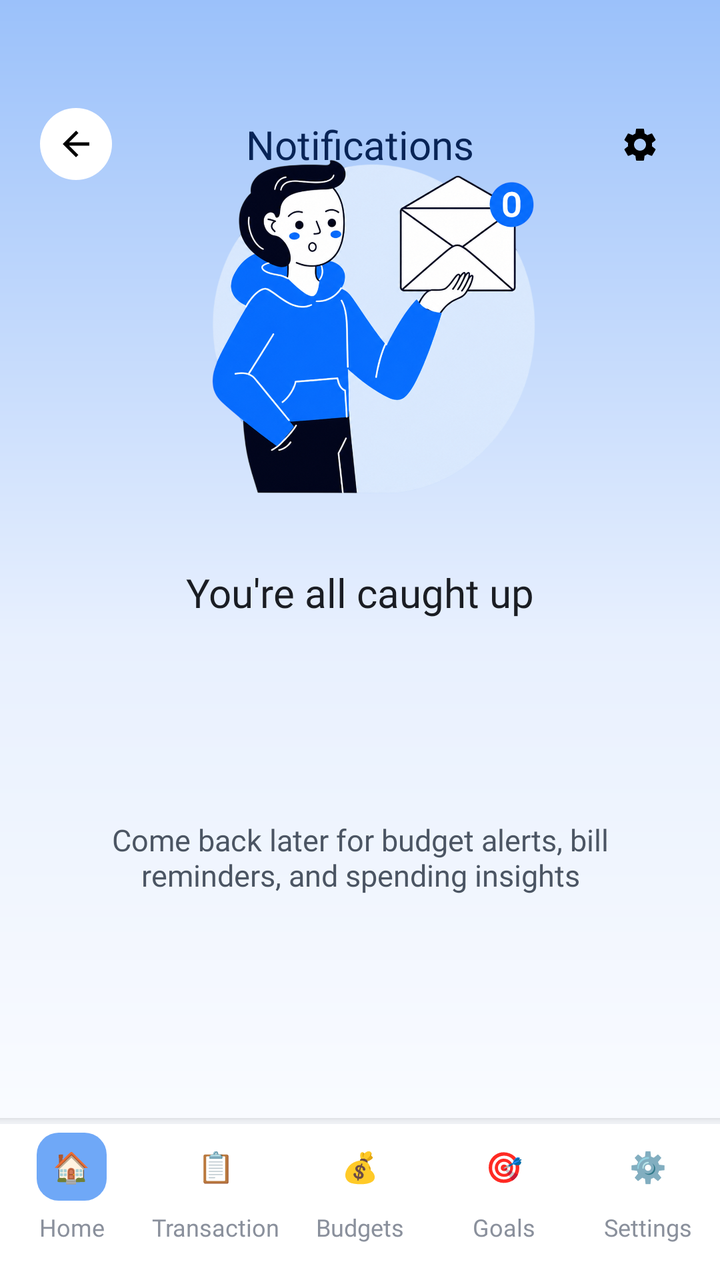
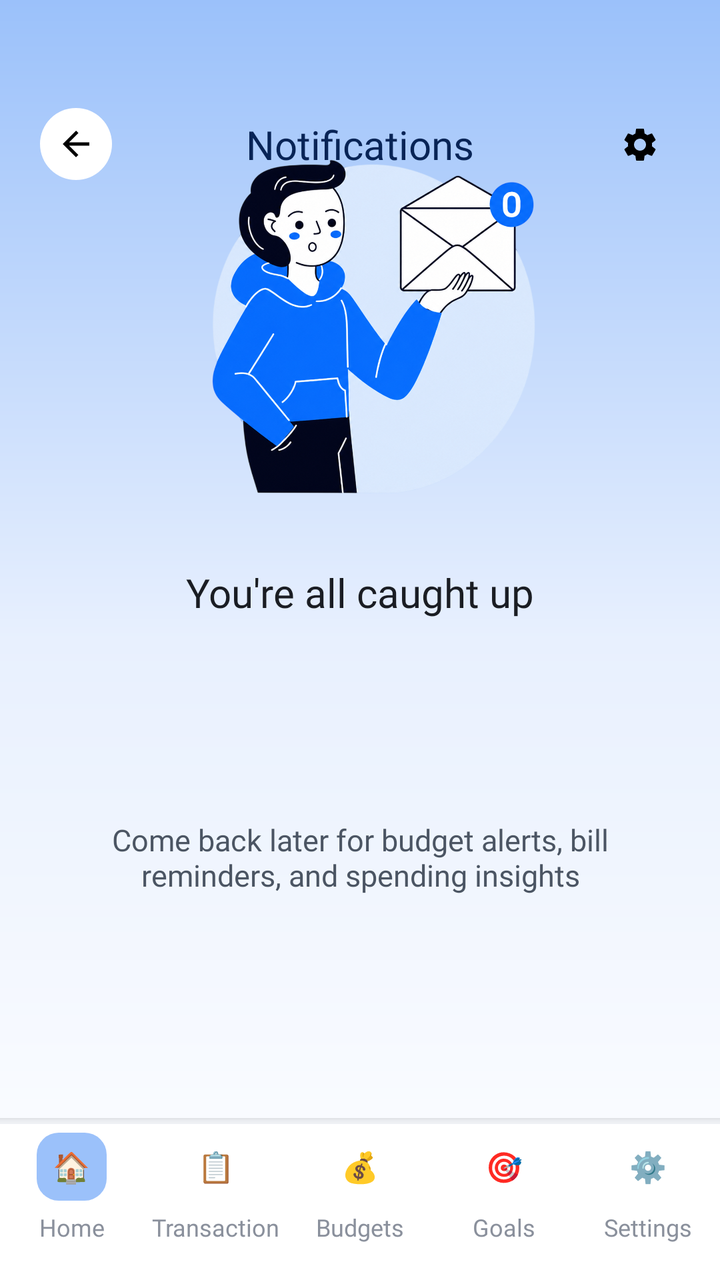

Before-and-after screenshots of an Android layout around one commit, followed by the original layout XML and the change that was made.
<!-- AndroidManifest.xml: application theme Theme.ExpenceAndBudgetTracker -->
<!-- res/layout/activity_notifications_empty.xml -->
<?xml version="1.0" encoding="utf-8"?>
<androidx.constraintlayout.widget.ConstraintLayout xmlns:android="http://schemas.android.com/apk/res/android"
    xmlns:app="http://schemas.android.com/apk/res-auto"
    android:layout_width="match_parent"
    android:layout_height="match_parent"
    android:background="@drawable/gradient_header_bg">

    
    <ImageView
        android:id="@+id/btnBack"
        android:layout_width="36dp"
        android:layout_height="36dp"
        android:padding="8dp"
        android:layout_marginStart="20dp"
        android:layout_marginTop="54dp"
        android:background="@drawable/circle_bg_white"
        android:src="@drawable/baseline_arrow_back_24"
        android:contentDescription="Back"
        app:layout_constraintStart_toStartOf="parent"
        app:layout_constraintTop_toTopOf="parent" />

    <TextView
        android:id="@+id/tvTitle"
        android:layout_width="wrap_content"
        android:layout_height="wrap_content"
        android:text="Notifications"
        android:fontFamily="@font/dosis_extrabold"
        android:textSize="20sp"
        android:textColor="@color/primary_900"
        app:layout_constraintTop_toTopOf="@id/btnBack"
        app:layout_constraintBottom_toBottomOf="@id/btnBack"
        app:layout_constraintStart_toStartOf="parent"
        app:layout_constraintEnd_toEndOf="parent" />

    <ImageView
        android:id="@+id/btnSettings"
        android:layout_width="40dp"
        android:layout_height="40dp"
        android:layout_marginEnd="20dp"
        android:padding="10dp"
        android:src="@drawable/ic_settings"
        app:layout_constraintBottom_toBottomOf="@id/tvTitle"
        app:layout_constraintEnd_toEndOf="parent"
        app:layout_constraintTop_toTopOf="@id/tvTitle" />

    
    <ImageView
        android:id="@+id/noti"
        android:layout_width="250dp"
        android:layout_height="240dp"
        android:src="@drawable/noti"
        app:layout_constraintTop_toTopOf="parent"
        app:layout_constraintBottom_toTopOf="@id/tvEmptyTitle"
        app:layout_constraintStart_toStartOf="parent"
        app:layout_constraintEnd_toEndOf="parent"
        app:layout_constraintVertical_bias="0.18"
        android:layout_marginTop="138dp"/>

    <TextView
        android:id="@+id/tvEmptyTitle"
        android:layout_width="wrap_content"
        android:layout_height="wrap_content"
        android:text="You're all caught up"
        android:textColor="@color/text_primary_light"
        android:textSize="20sp"
        android:layout_marginBottom="100dp"
        android:fontFamily="@font/dosis_bold"
        app:layout_constraintTop_toBottomOf="@id/noti"
        app:layout_constraintBottom_toTopOf="@id/tvEmptySubtitle"
        app:layout_constraintStart_toStartOf="parent"
        app:layout_constraintEnd_toEndOf="parent"
         />

    <TextView
        android:id="@+id/tvEmptySubtitle"
        android:layout_width="0dp"
        android:layout_height="wrap_content"
        android:layout_marginBottom="288dp"
        android:layout_marginHorizontal="20dp"
        android:gravity="center"
        android:text="Come back later for budget alerts, bill reminders, and spending insights"
        android:textColor="@color/text_secondary_light"
        android:textSize="15sp"
        android:fontFamily="@font/molengo_regular"
        app:layout_constraintTop_toBottomOf="@id/tvEmptyTitle"
        app:layout_constraintBottom_toBottomOf="parent"
        app:layout_constraintStart_toStartOf="parent"
        app:layout_constraintEnd_toEndOf="parent"
        app:layout_constraintVertical_bias="0" />

    <View
        android:id="@+id/navShadow"
        android:layout_width="0dp"
        android:layout_height="3dp"
        android:background="@drawable/shadow_top"
        app:layout_constraintBottom_toTopOf="@id/bottomNav"
        app:layout_constraintStart_toStartOf="parent"
        app:layout_constraintEnd_toEndOf="parent" />
    
    <LinearLayout
        android:id="@+id/bottomNav"
        android:layout_width="match_parent"
        android:layout_height="78dp"
        android:orientation="horizontal"
        android:background="@color/neutral_0"
        android:gravity="center_vertical"
        android:paddingBottom="14dp"
        android:elevation="4dp"
        app:layout_constraintBottom_toBottomOf="parent"
        app:layout_constraintStart_toStartOf="parent"
        app:layout_constraintEnd_toEndOf="parent">

        <LinearLayout
            android:layout_width="0dp"
            android:layout_height="wrap_content"
            android:layout_weight="1"
            android:orientation="vertical"
            android:gravity="center">

            <TextView
                android:layout_width="35dp"
                android:layout_height="34dp"
                android:background="@drawable/bg_nav_active"
                android:gravity="center"
                android:text="🏠"
                android:textSize="15sp" />

            <TextView
                android:layout_width="wrap_content"
                android:layout_height="wrap_content"
                android:text="Home"
                android:fontFamily="@font/dosis_bold"
                android:textColor="@color/neutral_500"
                android:textSize="12sp"
                android:layout_marginTop="5dp" />
        </LinearLayout>

        <LinearLayout
            android:layout_width="0dp"
            android:layout_height="wrap_content"
            android:layout_weight="1"
            android:orientation="vertical"
            android:gravity="center">

            <TextView
                android:layout_width="34dp"
                android:layout_height="34dp"
                android:gravity="center"
                android:text="📋"
                android:textSize="15sp" />

            <TextView
                android:layout_width="wrap_content"
                android:layout_height="wrap_content"
                android:text="Transaction"
                android:fontFamily="@font/dosis_bold"
                android:textColor="@color/neutral_500"
                android:textSize="12sp"
                android:layout_marginTop="5dp" />
        </LinearLayout>

        <LinearLayout
            android:layout_width="0dp"
            android:layout_height="wrap_content"
            android:layout_weight="1"
            android:orientation="vertical"
            android:gravity="center">

            <TextView
                android:layout_width="34dp"
                android:layout_height="34dp"
                android:gravity="center"
                android:text="💰"
                android:textSize="15sp" />

            <TextView
                android:layout_width="wrap_content"
                android:layout_height="wrap_content"
                android:text="Budgets"
                android:fontFamily="@font/dosis_bold"
                android:textColor="@color/neutral_500"
                android:textSize="12sp"
                android:layout_marginTop="5dp" />
        </LinearLayout>

        <LinearLayout
            android:layout_width="0dp"
            android:layout_height="wrap_content"
            android:layout_weight="1"
            android:orientation="vertical"
            android:gravity="center">

            <TextView
                android:layout_width="34dp"
                android:layout_height="34dp"
                android:gravity="center"
                android:text="🎯"
                android:textSize="15sp" />

            <TextView
                android:layout_width="wrap_content"
                android:layout_height="wrap_content"
                android:text="Goals"
                android:fontFamily="@font/dosis_bold"
                android:textColor="@color/neutral_500"
                android:textSize="12sp"
                android:layout_marginTop="5dp" />
        </LinearLayout>

        <LinearLayout
            android:layout_width="0dp"
            android:layout_height="wrap_content"
            android:layout_weight="1"
            android:orientation="vertical"
            android:gravity="center">

            <TextView
                android:layout_width="34dp"
                android:layout_height="34dp"
                android:gravity="center"
                android:text="⚙️"
                android:textSize="15sp" />

            <TextView
                android:layout_width="wrap_content"
                android:layout_height="wrap_content"
                android:text="Settings"
                android:fontFamily="@font/dosis_bold"
                android:textColor="@color/neutral_500"
                android:textSize="12sp"
                android:layout_marginTop="5dp" />
        </LinearLayout>

    </LinearLayout>


</androidx.constraintlayout.widget.ConstraintLayout>
<!-- resources referenced by this layout -->
<resources>
  <color name="neutral_0">#FFFFFF</color>
  <color name="neutral_500">#8A909C</color>
  <color name="primary_900">#082456</color>
  <color name="text_primary_light">@color/neutral_900</color>
  <color name="text_secondary_light">@color/neutral_700</color>
  <!-- drawable baseline_arrow_back_24 (drawable) -->
  <vector xmlns:android="http://schemas.android.com/apk/res/android" android:autoMirrored="true" android:height="24dp" android:tint="#000000" android:viewportHeight="24" android:viewportWidth="24" android:width="24dp">
        
      <path android:fillColor="@android:color/black" android:pathData="M20,11H7.83l5.59,-5.59L12,4l-8,8 8,8 1.41,-1.41L7.83,13H20v-2z"/>
      
  </vector>
  <!-- drawable bg_nav_active (drawable) -->
  <?xml version="1.0" encoding="utf-8"?>
  <shape xmlns:android="http://schemas.android.com/apk/res/android" android:shape="rectangle">
      <solid android:color="@color/primary_300" />
      <corners android:radius="11dp" />
  </shape>
  <!-- drawable circle_bg_white (drawable) -->
  <?xml version="1.0" encoding="utf-8"?>
  <shape xmlns:android="http://schemas.android.com/apk/res/android"
      android:shape="oval">
  
      <solid android:color="@color/neutral_0" />
  
  </shape>
  <!-- drawable gradient_header_bg (drawable) -->
  <?xml version="1.0" encoding="utf-8"?>
  <shape xmlns:android="http://schemas.android.com/apk/res/android"
      android:shape="rectangle">
      <gradient
          android:startColor="@color/primary_200"
          android:centerColor="@color/primary_50"
          android:endColor="@color/neutral_0"
          android:angle="270" />
  </shape>
  <!-- drawable shadow_top (drawable) -->
  <?xml version="1.0" encoding="utf-8"?>
  <shape xmlns:android="http://schemas.android.com/apk/res/android"
      android:shape="rectangle">
      <gradient
          android:startColor="#00000000"
          android:endColor="#1A000000"
          android:angle="90" />
  </shape>
  <style name="Theme.ExpenceAndBudgetTracker" parent="Theme.Material3.DayNight.NoActionBar">
          <item name="colorPrimary">@color/primary_500</item>
          <item name="colorOnPrimary">@color/neutral_0</item>
          <item name="colorPrimaryContainer">@color/primary_100</item>
          <item name="colorOnPrimaryContainer">@color/primary_900</item>
  
          <item name="colorSecondary">@color/accent_500</item>
          <item name="colorOnSecondary">@color/neutral_900</item>
          <item name="colorSecondaryContainer">@color/accent_100</item>
          <item name="colorOnSecondaryContainer">@color/accent_700</item>
  
          <item name="colorError">@color/expense_red</item>
          <item name="colorOnError">@color/neutral_0</item>
  
          <item name="android:colorBackground">@color/background_light</item>
          <item name="colorSurface">@color/surface_light</item>
          <item name="colorOnSurface">@color/text_primary_light</item>
          <item name="colorOnSurfaceVariant">@color/text_secondary_light</item>
  
          <item name="android:statusBarColor">@color/primary_700</item>
          <item name="android:windowLightStatusBar">false</item>
  
  
      </style>
  <color name="neutral_900">#1A1D23</color>
  <color name="neutral_700">#4B5563</color>
  <color name="primary_300">#6FA8F7</color>
  <color name="primary_200">#9BC1FA</color>
  <color name="primary_50">#E8F0FE</color>
  <color name="primary_500">#2472F0</color>
  <color name="primary_100">#C2D9FC</color>
  <color name="accent_500">#FFA800</color>
  <color name="accent_100">#FFE9C2</color>
  <color name="accent_700">#CC8600</color>
  <color name="expense_red">#E5484D</color>
  <color name="background_light">@color/neutral_50</color>
  <color name="surface_light">@color/neutral_0</color>
  <color name="primary_700">#1447A8</color>
  <color name="neutral_50">#F7F8FA</color>
  <!-- unchanged entries left out for length: 2 -->
</resources>

<!-- the commit's change to res/layout/activity_notifications_empty.xml (unified diff, before → after) -->
@@ -69,7 +69,7 @@
         app:layout_constraintBottom_toTopOf="@id/tvEmptySubtitle"
         app:layout_constraintStart_toStartOf="parent"
         app:layout_constraintEnd_toEndOf="parent"
-         />
+        />
 
     <TextView
         android:id="@+id/tvEmptySubtitle"
<!-- resource entries referenced after the edit -->
@@ -14,7 +14,7 @@
   <!-- drawable bg_nav_active (drawable) -->
   <?xml version="1.0" encoding="utf-8"?>
   <shape xmlns:android="http://schemas.android.com/apk/res/android" android:shape="rectangle">
-      <solid android:color="@color/primary_300" />
+      <solid android:color="@color/primary_200" />
       <corners android:radius="11dp" />
   </shape>
   <!-- drawable circle_bg_white (drawable) -->
@@ -70,7 +70,6 @@
       </style>
   <color name="neutral_900">#1A1D23</color>
   <color name="neutral_700">#4B5563</color>
-  <color name="primary_300">#6FA8F7</color>
   <color name="primary_200">#9BC1FA</color>
   <color name="primary_50">#E8F0FE</color>
   <color name="primary_500">#2472F0</color>
